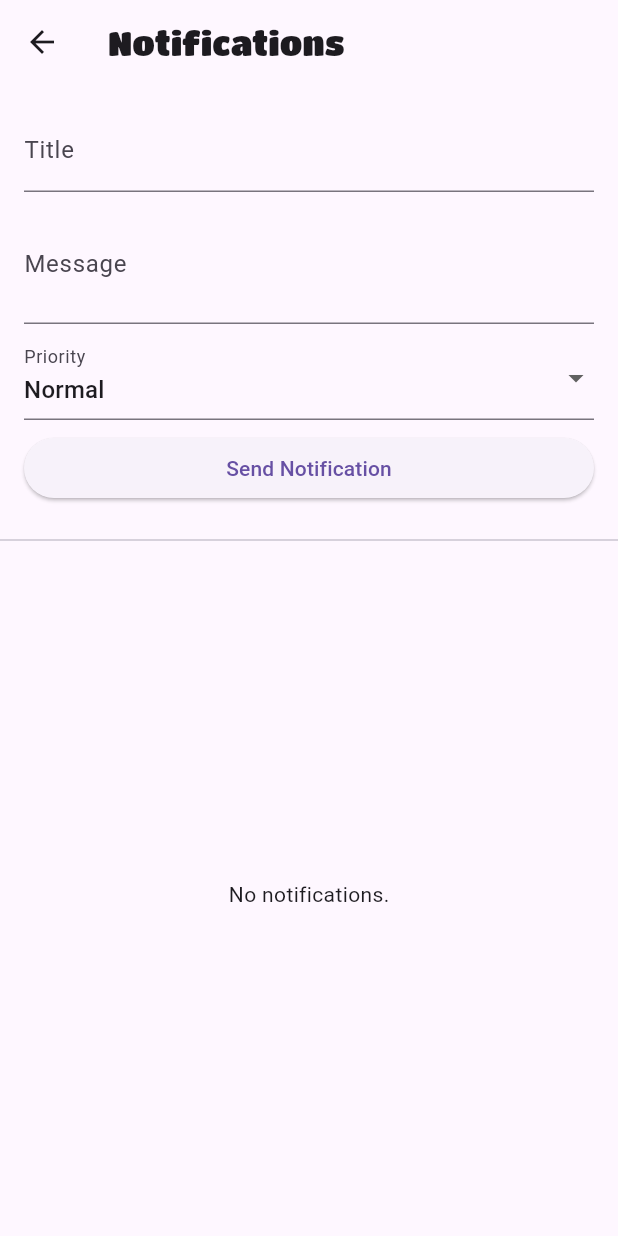
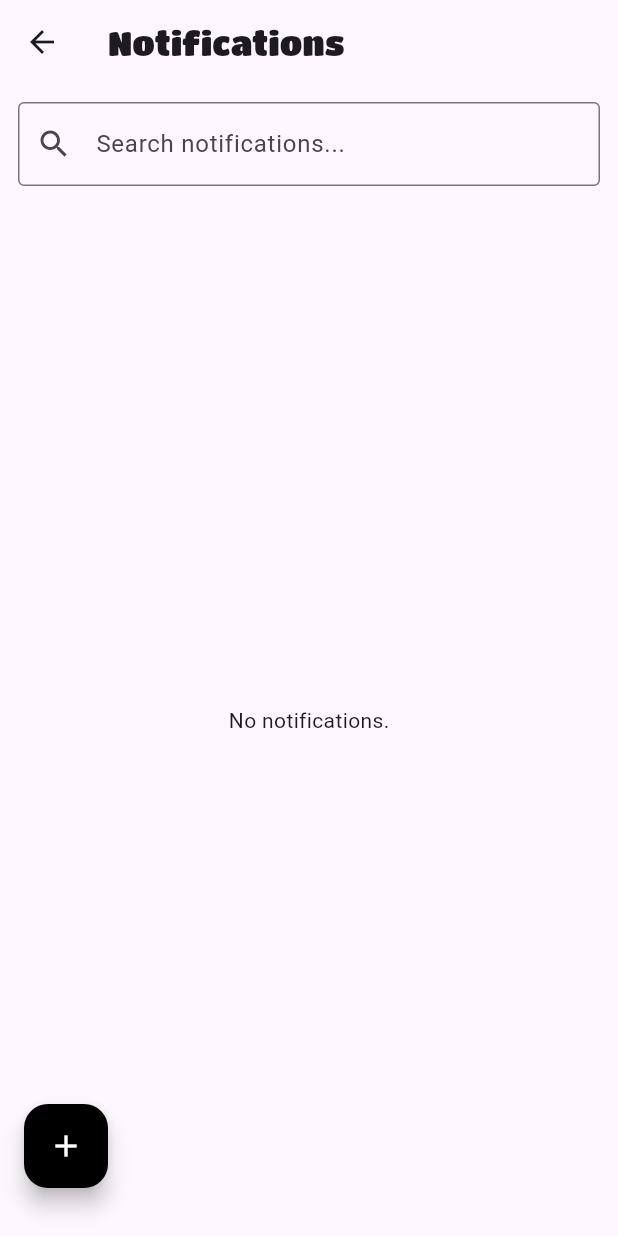
Before and after one commit to Ibrahimelz/AppDev2Project, a Flutter app: the AdminNotifications screen opened directly, on a phone screen of 412 x 824 dp. Run offline on Flutter 3.47's test engine with Material 3 defaults, Android fonts, the phone set to English and light mode, and no system bars; our stand-ins replace cloud_firestore, firebase_core, image_picker, youtube_player_flutter; accounts and stored records are empty.

Commit message:
Search function for admin side and created FAB to create new notif

```diff
--- a/lib/Admin/AdminNotifications.dart
+++ b/lib/Admin/AdminNotifications.dart
@@ -12,6 +12,7 @@ class _AdminNotificationsState extends State<AdminNotifications> {
   final _titleController = TextEditingController();
   final _messageController = TextEditingController();
   String _priority = 'normal';
+  String _searchQuery = '';
 
   Future<void> _createNotification() async {
     if (_titleController.text.isEmpty || _messageController.text.isEmpty) {
@@ -31,23 +32,21 @@ class _AdminNotificationsState extends State<AdminNotifications> {
     setState(() {
       _priority = 'normal';
     });
+    Navigator.of(context).pop(); // Close the dialog
     ScaffoldMessenger.of(context).showSnackBar(
       const SnackBar(content: Text('Notification sent!')),
     );
   }
 
-  @override
-  Widget build(BuildContext context) {
-    return Scaffold(
-      appBar: AppBar(
-        title: const Text('Notifications', style: TextStyle(fontFamily: 'MyFont')),
-      ),
-      body: Column(
-        children: [
-          // Notification creation form
-          Padding(
-            padding: const EdgeInsets.all(16.0),
+  void _showCreateNotificationDialog() {
+    showDialog(
+      context: context,
+      builder: (context) {
+        return AlertDialog(
+          title: const Text('Create Notification'),
+          content: SingleChildScrollView(
             child: Column(
+              mainAxisSize: MainAxisSize.min,
               children: [
                 TextField(
                   controller: _titleController,
@@ -69,19 +68,63 @@ class _AdminNotificationsState extends State<AdminNotifications> {
                   onChanged: (val) => setState(() => _priority = val ?? 'normal'),
                   decoration: const InputDecoration(labelText: 'Priority'),
                 ),
-                const SizedBox(height: 8),
-                SizedBox(
-                  width: double.infinity,
-                  child: ElevatedButton(
-                    onPressed: _createNotification,
-                    child: const Text('Send Notification'),
-                  ),
-                ),
               ],
             ),
           ),
-          const Divider(),
-          // Notification list (same as employee)
+          actions: [
+            TextButton(
+              onPressed: () {
+                Navigator.of(context).pop();
+              },
+              child: const Text('Cancel'),
+            ),
+            ElevatedButton(
+              onPressed: _createNotification,
+              child: const Text('Send Notification'),
+            ),
+          ],
+        );
+      },
+    );
+  }
+
+  @override
+  Widget build(BuildContext context) {
+    return Scaffold(
+      appBar: AppBar(
+        title: const Text('Notifications', style: TextStyle(fontFamily: 'MyFont')),
+      ),
+      floatingActionButton: Align(
+        alignment: Alignment.bottomLeft,
+        child: Padding(
+          padding: const EdgeInsets.only(left: 32, bottom: 16),
+          child: FloatingActionButton(
+            onPressed: _showCreateNotificationDialog,
+            backgroundColor: Colors.black,
+            child: const Icon(Icons.add, color: Colors.white),
+            heroTag: 'createNotificationFAB',
+          ),
+        ),
+      ),
+      body: Column(
+        children: [
+          // Search bar
+          Padding(
+            padding: const EdgeInsets.all(12.0),
+            child: TextField(
+              decoration: const InputDecoration(
+                labelText: 'Search notifications...',
+                prefixIcon: Icon(Icons.search),
+                border: OutlineInputBorder(),
+              ),
+              onChanged: (value) {
+                setState(() {
+                  _searchQuery = value.trim().toLowerCase();
+                });
+              },
+            ),
+          ),
+          // Notification list
           Expanded(
             child: StreamBuilder<QuerySnapshot>(
               stream: FirebaseFirestore.instance
@@ -95,7 +138,17 @@ class _AdminNotificationsState extends State<AdminNotifications> {
                 if (!snapshot.hasData || snapshot.data!.docs.isEmpty) {
                   return const Center(child: Text('No notifications.'));
                 }
-                final docs = snapshot.data!.docs;
+                final docs = snapshot.data!.docs.where((doc) {
+                  final data = doc.data() as Map<String, dynamic>;
+                  final title = (data['title'] ?? '').toString().toLowerCase();
+                  final message = (data['message'] ?? '').toString().toLowerCase();
+                  return title.contains(_searchQuery) || message.contains(_searchQuery);
+                }).toList();
+
+                if (docs.isEmpty) {
+                  return const Center(child: Text('No notifications found for your search.'));
+                }
+
                 return ListView.builder(
                   itemCount: docs.length,
                   itemBuilder: (context, index) {
```
